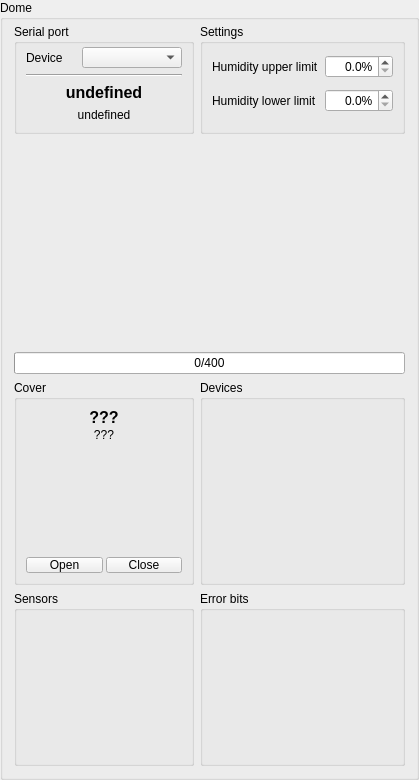
Above: widgets/qdome.ui from AMOS-uniba/amos-client before the change. Below: the same form after it.
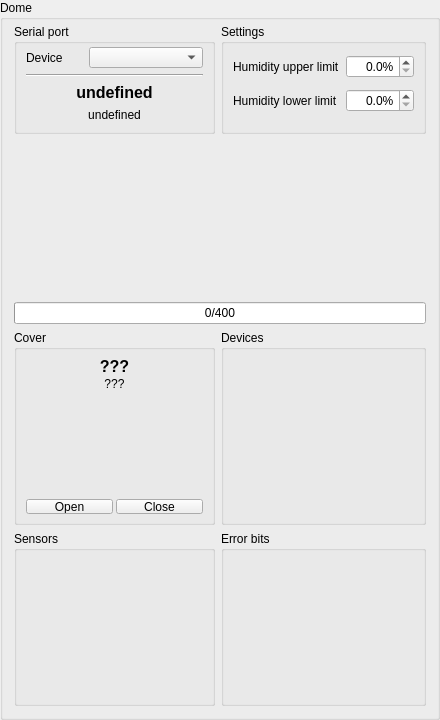
That is the form after the change. Custom widgets are drawn as their Qt base class.

Patch:
```diff
--- a/widgets/qdome.ui
+++ b/widgets/qdome.ui
@@ -6,8 +6,8 @@
    <rect>
     <x>0</x>
     <y>0</y>
-    <width>386</width>
-    <height>780</height>
+    <width>440</width>
+    <height>720</height>
    </rect>
   </property>
   <property name="sizePolicy">
@@ -18,8 +18,8 @@
   </property>
   <property name="minimumSize">
    <size>
-    <width>0</width>
-    <height>780</height>
+    <width>440</width>
+    <height>720</height>
    </size>
   </property>
   <property name="windowTitle">
@@ -248,13 +248,13 @@
      <property name="sizePolicy">
       <sizepolicy hsizetype="Preferred" vsizetype="MinimumExpanding">
        <horstretch>0</horstretch>
-       <verstretch>100</verstretch>
+       <verstretch>1</verstretch>
       </sizepolicy>
      </property>
      <property name="minimumSize">
       <size>
        <width>0</width>
-       <height>200</height>
+       <height>150</height>
       </size>
      </property>
     </widget>
```
